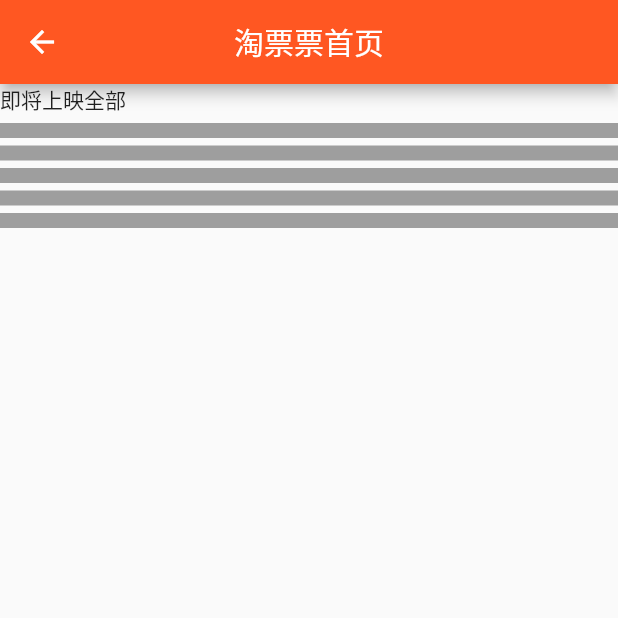
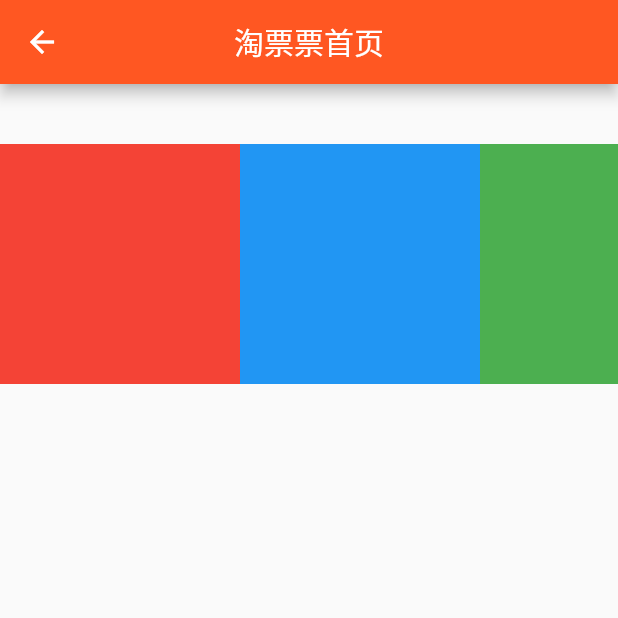
Before and after one commit to luogue/flutter, a Flutter app: the Index screen opened by its route, on a phone screen of 412 x 824 dp, the top half of it. Run offline on Flutter 3.47's test engine with Material 2 defaults, Android fonts, the phone set to English and light mode, and no system bars; our stand-ins replace dio; network calls fail.

Commit message:
新增横向滚动列表

```diff
--- a/lib/pages/tpp/index.dart
+++ b/lib/pages/tpp/index.dart
@@ -80,36 +80,80 @@
       //     )
       //   ],
       // )
-      body: Column(
-        children: <Widget>[
-          Flex(
-            direction: Axis.horizontal,
+        body: new Container(
+          margin: new EdgeInsets.symmetric(vertical: 20.0),
+          height: 200.0,
+          child: ListView(
+            scrollDirection: Axis.horizontal,
             children: <Widget>[
-              Text('即将上映'),
-              Text('全部')
-            ]
+              Container(
+                margin: new EdgeInsets.symmetric(vertical: 20.0),
+                width: 160.0,
+                color: Colors.red,
+              ),
+              Container(
+                margin: new EdgeInsets.symmetric(vertical: 20.0),
+                width: 160.0,
+                color: Colors.blue,
+              ),
+              Container(
+                margin: new EdgeInsets.symmetric(vertical: 20.0),
+                width: 160.0,
+                color: Colors.green,
+              ),
+              Container(
+                margin: new EdgeInsets.symmetric(vertical: 20.0),
+                width: 160.0,
+                color: Colors.yellow,
+              ),
+              Container(
+                margin: new EdgeInsets.symmetric(vertical: 20.0),
+                width: 160.0,
+                color: Colors.orange,
+              ),
+            ],
           ),
-          _renderItem(_advertisementList)
-          // _renderItem()
-          // ListView(
-          //   shrinkWrap: true,
-          //   children: <Widget>[
-          //     Container(
-          //       child: Text('数据')
-          //     )
-          //   ],
-          //   // children: list,
-          // )
-        ]
-      )
+        ),
+      // body: Column(
+      //   children: <Widget>[
+      //     Flex(
+      //       direction: Axis.horizontal,
+      //       children: <Widget>[
+      //         Text('即将上映'),
+      //         Text('全部')
+      //       ]
+      //     ),
+      //     ListView(
+      //       children: <Widget>[
+      //         Text('1'),
+      //         Text('1'),
+      //         Text('1'),
+      //         Text('1'),
+      //         Text('1'),
+      //         Text('1'),
+      //         Text('1'),
+      //         Text('1'),
+      //       ],
+      //     )
+      //     // _renderItem(_advertisementList)
+      //     // ListView(
+      //     //   shrinkWrap: true,
+      //     //   children: <Widget>[
+      //     //     Container(
+      //     //       child: Text('数据')
+      //     //     )
+      //     //   ],
+      //     //   // children: list,
+      //     // )
+      //   ]
+      // )
     );
   }
 }
 
 _renderItem(data) {
   print('_render=====================');
-  // print(data);
-  // print(data['list']);
+  // print(data[0]);
   // if (data == null) {
     data = {
       'list': [{}, {}, {}, {}, {}]
@@ -117,15 +161,24 @@
   // }
   List<Widget> list = [];
   data['list'].forEach((item) {
-    list.add(Container(
-      margin: EdgeInsets.only(top: 5),
-      width: 10,
-      height: 10,
-      // constraints: BoxConstraints.tightFor(width: 20.0, height: 15.0),
-      color: Colors.grey,
-    ));
+    // list.add(Container(
+    //   margin: EdgeInsets.only(top: 10),
+    //   width: 50,
+    //   height: 100,
+    //   // constraints: BoxConstraints.tightFor(width: 20.0, height: 15.0),
+    //   color: Colors.grey,
+    //   child: Text('加载中', textAlign: TextAlign.center, style: TextStyle( color: Colors.white ),)
+    // ));
+    list.add(Text('hello'));
   });
+  // return GridView(
+  //   gridDelegate: SliverGridDelegateWithFixedCrossAxisCount(
+  //     crossAxisCount: 5, //横轴三个子widget
+  //     childAspectRatio: 1.0 //宽高比为1时，子widget
+  //   ),
   return ListView(
+    // scrollDirection: Axis.horizontal,
+    // scrollDirection: Axis.vertical,
     shrinkWrap: true,
     // children: <Widget>[
     //   Container(
```
